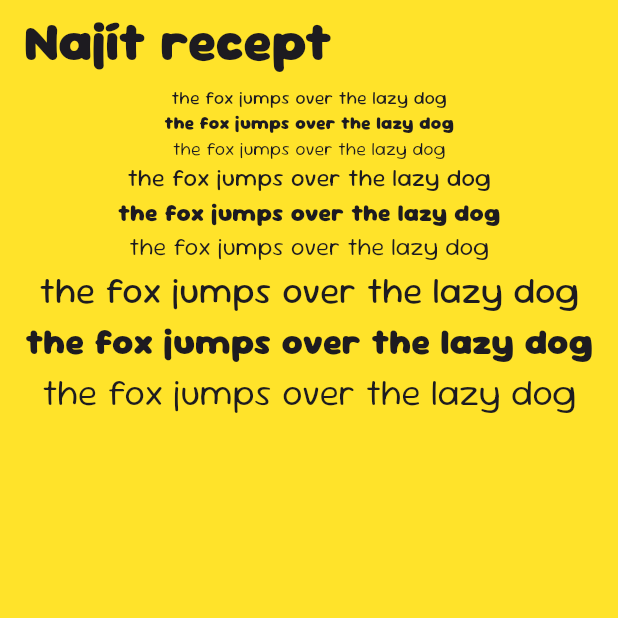
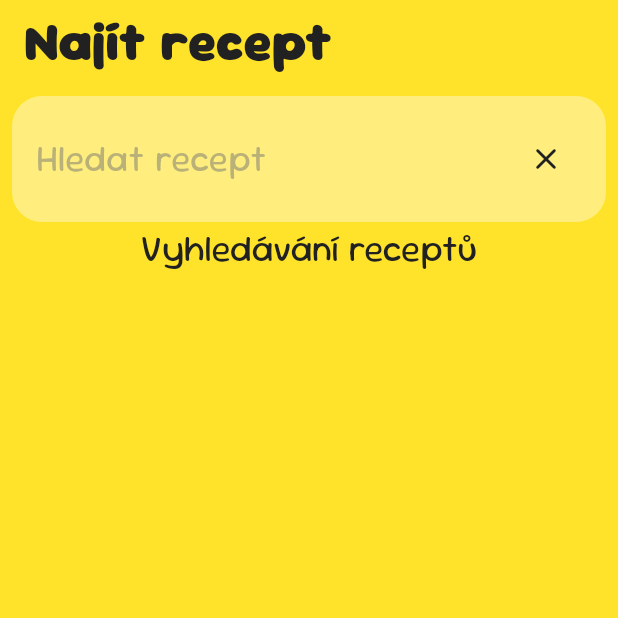
Before and after one commit to Dzejkoubi/receptar_project, a Flutter app: the screen it shows after launch, on a phone screen of 412 x 824 dp, the top half of it. Run offline on Flutter 3.47's test engine with Material 3 defaults, Android fonts, the phone set to English and light mode, and no system bars; our stand-ins replace auto_route.

Commit message:
Refactor style constants and update UI components for consistency

```diff
--- a/lib/app/const/style_constants.dart
+++ b/lib/app/const/style_constants.dart
@@ -1,21 +1,12 @@
 import 'package:flutter/material.dart';
 
 class StyleConstants {
-  // App Colors
-  static const Color primaryColor = Color(0xFFFFEF88);
+  //Colors
+  static const Color primaryColor = Color(0xFFFFEE7D);
   static const Color backgroundColor = Color(0xFFFFE32A);
-  static const Color textColor = Color(0xFF212121);
-  static const Color correctColor = Color.fromARGB(255, 70, 255, 42);
-  static const Color wrongColor = Color.fromARGB(255, 255, 42, 42);
-
-  // Text Sizes
-  static const double headingTextSize = 36.0; // Heading at the top of the page
-  static const double largeTextSize =
-      24.0; // Texts in the fields or the name of the food
-  static const double mediumTextSize = 16.0; // Subheadings in the food card
-  static const double smallTextSize = 12.0; // Text in the food card
-
-  // Other Constants
-  static const double borderRadius = 8.0;
-  static const EdgeInsets defaultPadding = EdgeInsets.all(16.0);
+  static const Color primaryTextColor = Color(0xFF212121);
+  static const Color secondaryTextColor = Color(0x80757575);
+  //Other
+  static const BorderRadius borderRadius =
+      BorderRadius.all(Radius.circular(20));
 }
--- a/lib/screens/find_screen/find_screen.dart
+++ b/lib/screens/find_screen/find_screen.dart
@@ -1,5 +1,7 @@
 import 'package:auto_route/auto_route.dart';
 import 'package:flutter/material.dart';
+import 'package:receptar_project/app/const/style_constants.dart';
+import 'package:receptar_project/screens/find_screen/widgets/find_field.dart';
 import 'package:receptar_project/shared/styled/styled_text.dart';
 
 @RoutePage()
@@ -9,28 +11,24 @@ class FindScreen extends StatelessWidget {
   @override
   Widget build(BuildContext context) {
     return Scaffold(
-      backgroundColor: const Color(0xffFFE32A),
+      backgroundColor: StyleConstants.backgroundColor,
       appBar: AppBar(
-        backgroundColor: const Color(0xffFFE32A),
+        backgroundColor: StyleConstants.backgroundColor,
         title: const StyledHeadingText(text: 'Najít recept'),
       ),
-      body: Column(
-        children: [
-          const Center(
-              child: Column(
-            children: [
-              StyledSmallText(text: 'the fox jumps over the lazy dog'),
-              StyledSmallBlackText(text: 'the fox jumps over the lazy dog'),
-              StyledSmallLightText(text: 'the fox jumps over the lazy dog'),
-              StyledMediumText(text: 'the fox jumps over the lazy dog'),
-              StyledMediumBlackText(text: 'the fox jumps over the lazy dog'),
-              StyledMediumLightText(text: 'the fox jumps over the lazy dog'),
-              StyledLargeText(text: 'the fox jumps over the lazy dog'),
-              StyledLargeBlackText(text: 'the fox jumps over the lazy dog'),
-              StyledLargeLightText(text: 'the fox jumps over the lazy dog'),
-            ],
-          )),
-        ],
+      body: Padding(
+        padding: const EdgeInsets.all(8.0),
+        child: Column(
+          children: [
+            Center(
+                child: Column(
+              children: [
+                FindField(),
+                StyledSmallText(text: "Vyhledávání receptů"),
+              ],
+            )),
+          ],
+        ),
       ),
     );
   }
--- a/lib/screens/find_screen/widgets/find_field.dart
+++ b/lib/screens/find_screen/widgets/find_field.dart
@@ -1,10 +1,43 @@
 import 'package:flutter/material.dart';
+import 'package:receptar_project/app/const/style_constants.dart';
 
 class FindField extends StatelessWidget {
-  const FindField({super.key});
+  FindField({super.key});
+
+  final TextEditingController controller = TextEditingController();
 
   @override
   Widget build(BuildContext context) {
-    return const Placeholder();
+    return Container(
+      decoration: BoxDecoration(
+        color: StyleConstants.primaryColor,
+        borderRadius: StyleConstants.borderRadius,
+      ),
+      padding: EdgeInsets.all(16),
+      child: TextField(
+        controller: controller,
+        style: const TextStyle(
+          fontFamily: "SourGummy-Regular",
+          fontSize: 24,
+        ),
+        cursorColor: StyleConstants.primaryTextColor,
+        decoration: InputDecoration(
+          border: InputBorder.none,
+          hintText: "Hledat recept",
+          hintStyle: const TextStyle(
+            fontFamily: "SourGummy-Regular",
+            fontSize: 24,
+            color: StyleConstants.secondaryTextColor,
+          ),
+          suffixIcon: IconButton(
+            onPressed: () {
+              controller.clear();
+            },
+            icon: Icon(Icons.clear_rounded),
+            color: StyleConstants.primaryTextColor,
+          ),
+        ),
+      ),
+    );
   }
 }
--- a/lib/screens/home_screen/home_screen.dart
+++ b/lib/screens/home_screen/home_screen.dart
@@ -2,6 +2,7 @@ import 'dart:math';
 
 import 'package:auto_route/auto_route.dart';
 import 'package:flutter/material.dart';
+import 'package:receptar_project/app/const/style_constants.dart';
 import 'package:receptar_project/app/router/router.dart';
 import 'package:receptar_project/screens/home_screen/styled_main_text.dart';
 import 'package:receptar_project/shared/styled/styled_text.dart';
@@ -21,7 +22,7 @@ class _HomeScreenState extends State<HomeScreen> {
   @override
   Widget build(BuildContext context) {
     return Scaffold(
-      backgroundColor: const Color(0xffFFE32A),
+      backgroundColor: StyleConstants.backgroundColor,
       body: Stack(
         children: <Widget>[
           Center(
--- a/lib/screens/home_screen/styled_main_text.dart
+++ b/lib/screens/home_screen/styled_main_text.dart
@@ -1,4 +1,5 @@
 import 'package:flutter/material.dart';
+import 'package:receptar_project/app/const/style_constants.dart';
 
 class StyledMainText extends StatelessWidget {
   const StyledMainText({required this.text, super.key});
@@ -12,6 +13,7 @@ class StyledMainText extends StatelessWidget {
         fontFamily: "SourGummy-Black",
         fontSize: 48,
         debugLabel: "CustomTextStyle",
+        color: StyleConstants.primaryTextColor,
       ),
     );
   }
--- a/lib/shared/styled/styled_text.dart
+++ b/lib/shared/styled/styled_text.dart
@@ -11,23 +11,8 @@ class StyledHeadingText extends StatelessWidget {
       text,
       style: const TextStyle(
         fontFamily: "SourGummy-Black",
-        fontSize: StyleConstants.headingTextSize,
-      ),
-    );
-  }
-}
-
-class StyledSmallBlackText extends StatelessWidget {
-  const StyledSmallBlackText({required this.text, super.key});
-
-  final String text;
-  @override
-  Widget build(BuildContext context) {
-    return Text(
-      text,
-      style: const TextStyle(
-        fontFamily: "SourGummy-Black",
-        fontSize: StyleConstants.smallTextSize,
+        fontSize: 36,
+        color: StyleConstants.primaryTextColor,
       ),
     );
   }
@@ -43,120 +28,9 @@ class StyledSmallText extends StatelessWidget {
       text,
       style: const TextStyle(
         fontFamily: "SourGummy-Regular",
-        fontSize: StyleConstants.smallTextSize,
+        fontSize: 24,
+        color: StyleConstants.primaryTextColor,
       ),
     );
   }
 }
-
-class StyledSmallLightText extends StatelessWidget {
-  const StyledSmallLightText({required this.text, super.key});
-
-  final String text;
-  @override
-  Widget build(BuildContext context) {
-    return Text(
-      text,
-      style: const TextStyle(
-        fontFamily: "SourGummy-Light",
-        fontSize: StyleConstants.smallTextSize,
-      ),
-    );
-  }
-}
-
-class StyledMediumBlackText extends StatelessWidget {
-  const StyledMediumBlackText({required this.text, super.key});
-
-  final String text;
-  @override
-  Widget build(BuildContext context) {
-    return Text(
-      text,
-      style: const TextStyle(
-        fontFamily: "SourGummy-Black",
-        fontSize: StyleConstants.mediumTextSize,
-      ),
-    );
-  }
-}
-
-class StyledMediumText extends StatelessWidget {
-  const StyledMediumText({required this.text, super.key});
-
-  final String text;
-  @override
-  Widget build(BuildContext context) {
-    return Text(
-      text,
-      style: const TextStyle(
-        fontFamily: "SourGummy-Regular",
-        fontSize: StyleConstants.mediumTextSize,
-      ),
-    );
-  }
-}
-
-class StyledMediumLightText extends StatelessWidget {
-  const StyledMediumLightText({required this.text, super.key});
-
-  final String text;
-  @override
-  Widget build(BuildContext context) {
-    return Text(
-      text,
-      style: const TextStyle(
-        fontFamily: "SourGummy-Light",
-        fontSize: StyleConstants.mediumTextSize,
-      ),
-    );
-  }
-}
-
-class StyledLargeBlackText extends StatelessWidget {
-  const StyledLargeBlackText({required this.text, super.key});
-
-  final String text;
-  @override
-  Widget build(BuildContext context) {
-    return Text(
-      text,
-      style: const TextStyle(
-        fontFamily: "SourGummy-Black",
-        fontSize: StyleConstants.largeTextSize,
-      ),
-    );
-  }
-}
-
-class StyledLargeText extends StatelessWidget {
-  const StyledLargeText({required this.text, super.key});
-
-  final String text;
-  @override
-  Widget build(BuildContext context) {
-    return Text(
-      text,
-      style: const TextStyle(
-        fontFamily: "SourGummy-Regular",
-        fontSize: StyleConstants.largeTextSize,
-      ),
-    );
-  }
-}
-
-class StyledLargeLightText extends StatelessWidget {
-  const StyledLargeLightText({required this.text, super.key});
-
-  final String text;
-  @override
-  Widget build(BuildContext context) {
-    return Text(
-      text,
-      style: const TextStyle(
-        fontFamily: "SourGummy-Light",
-        fontSize: StyleConstants.largeTextSize,
-      ),
-    );
-  }
-}
--- a/lib/shared/widgets/field.dart
+++ /dev/null
@@ -1 +0,0 @@
-import 'package:flutter/material.dart';
```
